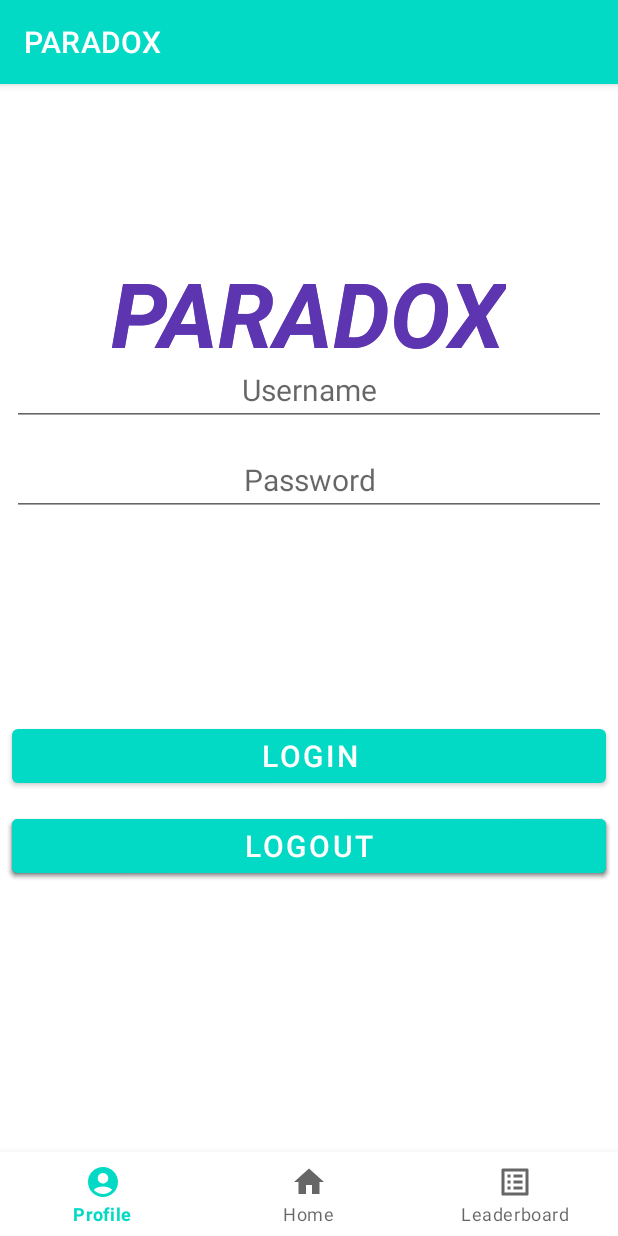
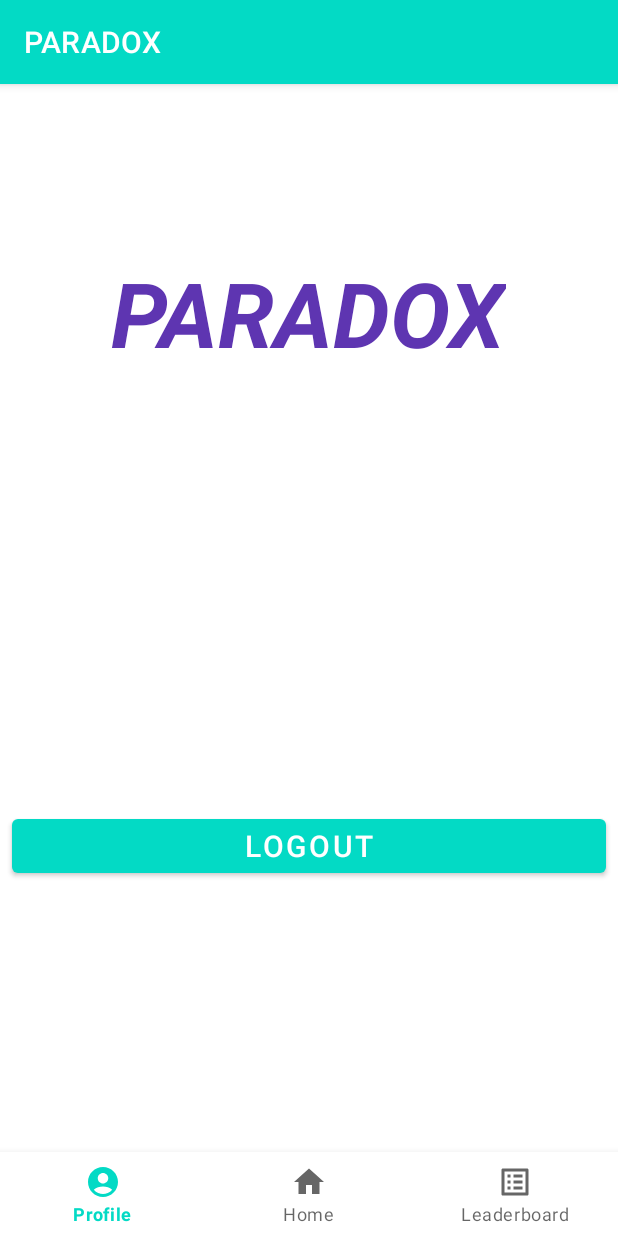
Before and after one commit to Project-BOA/PARADOX, an Android app: the screen it shows after launch (MainActivity), after a tap on "LOGIN", on a phone screen of 412 x 824 dp. Run offline under Robolectric (Android 15) with nearby library versions, the phone set to English and light mode, and no system bars; our stand-ins replace navigation-ui; 2 statements that could not run were skipped.

Commit message:
fix profile bug with navigation implementation

```diff
--- a/app/build.gradle
+++ b/app/build.gradle
@@ -53,6 +53,7 @@ dependencies {
 
     // testing
     testImplementation 'junit:junit:4.12'
+    testImplementation 'androidx.arch.core:core-testing:2.1.0'
 
     // core dependencies
     implementation 'androidx.core:core-ktx:1.9.0'
@@ -63,10 +64,7 @@ dependencies {
     implementation 'androidx.lifecycle:lifecycle-livedata-ktx:2.5.1'
     implementation 'androidx.lifecycle:lifecycle-viewmodel-ktx:2.5.1'
 
-    // for other android dependencies
+    // navigation component dependancies
     implementation 'androidx.navigation:navigation-fragment-ktx:2.5.3'
     implementation 'androidx.navigation:navigation-ui-ktx:2.5.3'
-    implementation 'androidx.legacy:legacy-support-v4:1.0.0'
-    implementation 'androidx.constraintlayout:constraintlayout:2.1.4'
-    testImplementation 'androidx.arch.core:core-testing:2.1.0'
 }
--- a/app/src/main/java/team/boa/paradox/MainActivity.kt
+++ b/app/src/main/java/team/boa/paradox/MainActivity.kt
@@ -10,8 +10,6 @@ import androidx.activity.result.contract.ActivityResultContract
 import androidx.activity.result.contract.ActivityResultContracts
 import androidx.appcompat.app.AppCompatActivity
 import androidx.navigation.findNavController
-import androidx.navigation.ui.AppBarConfiguration
-import androidx.navigation.ui.setupActionBarWithNavController
 import androidx.navigation.ui.setupWithNavController
 import com.google.android.material.bottomnavigation.BottomNavigationView
 import java.util.*
--- a/app/src/main/java/team/boa/paradox/ui/profile/LoginFragment.kt
+++ b/app/src/main/java/team/boa/paradox/ui/profile/LoginFragment.kt
@@ -4,18 +4,17 @@ import android.os.Bundle
 import android.view.LayoutInflater
 import android.view.View
 import android.view.ViewGroup
+import android.widget.Toast
 import androidx.fragment.app.Fragment
 import androidx.fragment.app.activityViewModels
-import team.boa.paradox.MainActivity
+import androidx.navigation.Navigation
 import team.boa.paradox.R
 import team.boa.paradox.databinding.FragmentLoginBinding
-import team.boa.paradox.databinding.ActivityMainBinding
 
 
 class LoginFragment : Fragment() {
 
     private lateinit var binding: FragmentLoginBinding
-    private lateinit var mainBinding: ActivityMainBinding
     private val viewModel: ProfileViewModel by activityViewModels()
 
     override fun onCreateView(
@@ -31,18 +30,16 @@ class LoginFragment : Fragment() {
 
         binding.buttonLogin.setOnClickListener() {
             val success = viewModel.authenticate(binding.editTextLoginUsername.text.toString(), binding.editTextLoginPassword.text.toString())
-            // launch login view on success or error toast on failure
+
             if (success) {
-                parentFragmentManager.beginTransaction()
-                    .add(
-                        (activity as MainActivity).findViewById<View>(R.id.nav_host_fragment_activity_main).id, ProfileFragment()
-                    )
-                    .commit()
+                Navigation.findNavController(binding.root).navigate(R.id.navigate_login_to_profile)
+            } else {
+                Toast.makeText(binding.root.context, "Username or Password Incorrect", Toast.LENGTH_SHORT).show();
             }
         }
 
         binding.buttonRegister.setOnClickListener() {
-            // launch register fragment
+            Navigation.findNavController(binding.root).navigate(R.id.navigate_login_to_register)
         }
     }
 }
--- a/app/src/main/res/layout/fragment_login.xml
+++ b/app/src/main/res/layout/fragment_login.xml
@@ -4,7 +4,7 @@
     xmlns:tools="http://schemas.android.com/tools"
     android:layout_width="match_parent"
     android:layout_height="match_parent"
-    tools:context=".ui.profile.ProfileFragment">
+    tools:context=".ui.profile.LoginFragment">
 
     <TextView
         android:id="@+id/text_profile"
--- a/app/src/main/res/layout/fragment_register.xml
+++ b/app/src/main/res/layout/fragment_register.xml
@@ -4,7 +4,7 @@
     xmlns:tools="http://schemas.android.com/tools"
     android:layout_width="match_parent"
     android:layout_height="match_parent"
-    tools:context=".ui.profile.ProfileFragment">
+    tools:context=".ui.profile.RegisterFragment">
 
     <EditText
         android:id="@+id/edit_text_register_username"
--- a/app/src/main/res/navigation/bottom_nav_graph.xml
+++ b/app/src/main/res/navigation/bottom_nav_graph.xml
@@ -9,7 +9,11 @@
         android:id="@+id/navigation_profile"
         android:name="team.boa.paradox.ui.profile.ProfileFragment"
         android:label="@string/title_profile"
-        tools:layout="@layout/fragment_profile" />
+        tools:layout="@layout/fragment_profile" >
+        <action
+            android:id="@+id/navigate_profile_to_login"
+            app:destination="@id/profile_nav_graph" />
+    </fragment>
 
     <fragment
         android:id="@+id/navigation_home"
@@ -22,4 +26,30 @@
         android:name="team.boa.paradox.ui.leaderboard.LeaderboardFragment"
         android:label="@string/title_leaderboard"
         tools:layout="@layout/fragment_leaderboard" />
+
+
+    <navigation android:id="@+id/profile_nav_graph"
+        app:startDestination="@id/navigation_login">
+        <fragment
+            android:id="@+id/navigation_login"
+            android:name="team.boa.paradox.ui.profile.LoginFragment"
+            android:label="fragment_login"
+            tools:layout="@layout/fragment_login">
+            <action
+                android:id="@+id/navigate_login_to_register"
+                app:destination="@id/navigation_register" />
+            <action
+                android:id="@+id/navigate_login_to_profile"
+                app:destination="@id/navigation_profile" />
+        </fragment>
+        <fragment
+            android:id="@+id/navigation_register"
+            android:name="team.boa.paradox.ui.profile.RegisterFragment"
+            android:label="fragment_register"
+            tools:layout="@layout/fragment_register">
+            <action
+                android:id="@+id/navigate_register_to_login"
+                app:destination="@id/navigation_login" />
+        </fragment>
+    </navigation>
 </navigation>
```
Also changed, not shown: app/src/main/java/team/boa/paradox/ui/profile/ProfileFragment.kt (+3 -6 lines), app/src/main/res/layout/fragment_home.xml (+4 -4 lines).
